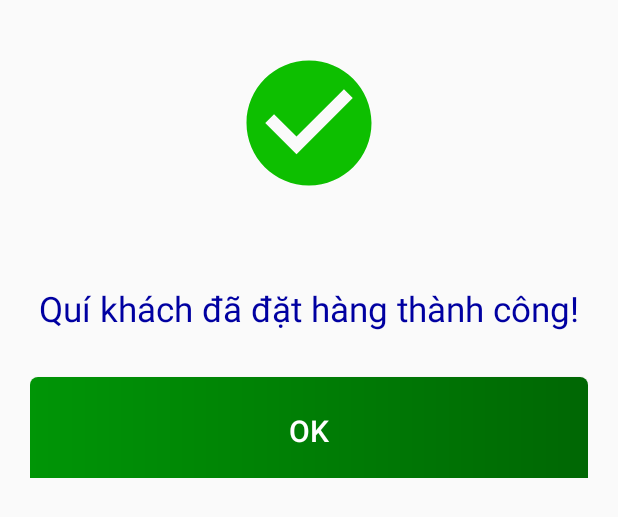
After one commit to ntuan9870/T2ShopApp, an Android app: the layout dialog_complete_checkout.xml on its own in the app's theme, with its tools: preview values and no code run, on a phone screen of 412 x 824 dp. The commit adds this screen. Shown: the top 517 px of the screen. Run offline under Robolectric (Android 15) with nearby library versions, the phone set to English and light mode, and no system bars; network calls fail.

Commit message:
Tạm xong đặt hàng..

```diff
--- a/app/src/main/java/com/example/t2shop/Response/ResponseRegister.java
+++ b/app/src/main/java/com/example/t2shop/Response/ResponseSuccess.java
@@ -1,9 +1,9 @@
 package com.example.t2shop.Response;
 
-public class ResponseRegister {
+public class ResponseSuccess {
     private String success;
 
-    public ResponseRegister() {
+    public ResponseSuccess() {
     }
 
     public String getSuccess() {
--- /dev/null
+++ b/app/src/main/res/drawable/bg_success.xml
@@ -0,0 +1,6 @@
+<?xml version="1.0" encoding="utf-8"?>
+<shape xmlns:android="http://schemas.android.com/apk/res/android"
+    android:shape="rectangle">
+    <corners android:radius="5dp"/>
+    <gradient android:startColor="#009506" android:endColor="#006704"/>
+</shape>
--- /dev/null
+++ b/app/src/main/res/drawable/cancel.xml
@@ -0,0 +1,6 @@
+<?xml version="1.0" encoding="utf-8"?>
+<shape xmlns:android="http://schemas.android.com/apk/res/android"
+    android:shape="rectangle">
+    <corners android:radius="5dp"/>
+    <gradient android:startColor="#950000" android:endColor="#D10000"/>
+</shape>
--- /dev/null
+++ b/app/src/main/res/drawable/ic_baseline_check_circle_24.xml
@@ -0,0 +1,5 @@
+<vector android:height="24dp" android:tint="#191919"
+    android:viewportHeight="24" android:viewportWidth="24"
+    android:width="24dp" xmlns:android="http://schemas.android.com/apk/res/android">
+    <path android:fillColor="@android:color/white" android:pathData="M12,2C6.48,2 2,6.48 2,12s4.48,10 10,10 10,-4.48 10,-10S17.52,2 12,2zM10,17l-5,-5 1.41,-1.41L10,14.17l7.59,-7.59L19,8l-9,9z"/>
+</vector>
--- /dev/null
+++ b/app/src/main/res/layout/dialog_complete_checkout.xml
@@ -0,0 +1,51 @@
+<?xml version="1.0" encoding="utf-8"?>
+<LinearLayout
+    xmlns:android="http://schemas.android.com/apk/res/android"
+    android:layout_width="match_parent"
+    android:layout_height="match_parent"
+    android:orientation="vertical"
+    android:weightSum="10"
+    xmlns:app="http://schemas.android.com/apk/res-auto">
+
+    <RelativeLayout
+        android:layout_width="match_parent"
+        android:layout_height="0dp"
+        android:layout_weight="2">
+        <ImageView
+            android:layout_width="100dp"
+            android:layout_height="100dp"
+            android:src="@drawable/ic_baseline_check_circle_24"
+            app:tint="#0DBF00"
+            android:layout_centerInParent="true"/>
+    </RelativeLayout>
+    <RelativeLayout
+        android:layout_width="match_parent"
+        android:layout_height="0dp"
+        android:layout_weight="1">
+        <TextView
+            android:layout_width="wrap_content"
+            android:layout_height="wrap_content"
+            android:layout_centerInParent="true"
+            android:text="Quí khách đã đặt hàng thành công!"
+            android:textSize="23sp"
+            android:textColor="#0000A1"/>
+    </RelativeLayout>
+    <RelativeLayout
+        android:layout_width="match_parent"
+        android:layout_height="0dp"
+        android:layout_weight="1"
+        android:paddingLeft="20dp"
+        android:paddingRight="20dp"
+        android:paddingBottom="10dp">
+        <Button
+            android:id="@+id/btn_success"
+            android:layout_width="match_parent"
+            android:layout_height="match_parent"
+            android:background="@drawable/bg_success"
+            android:textSize="20sp"
+            android:textColor="@color/white"
+            android:text="OK"
+            android:layout_centerInParent="true"/>
+    </RelativeLayout>
+
+</LinearLayout>
```
Also changed, not shown: app/src/main/java/com/example/t2shop/Fragment/CartFragment.java (+21 -1 lines), app/src/main/java/com/example/t2shop/Fragment/CheckoutFragment.java (+84 -1 lines), app/src/main/java/com/example/t2shop/Fragment/CompleteFragment.java (added, +22 -0 lines), app/src/main/java/com/example/t2shop/Fragment/RegisterFragment.java (+4 -7 lines), app/src/main/java/com/example/t2shop/Retrofit/IT2ShopAPI.java (+8 -7 lines), app/src/main/res/layout/fragment_complete.xml (added, +8 -0 lines).
